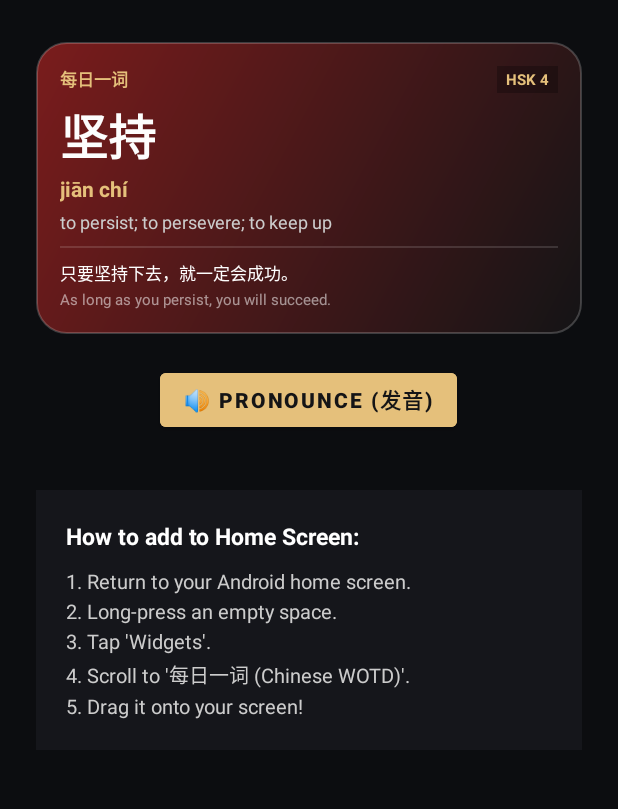
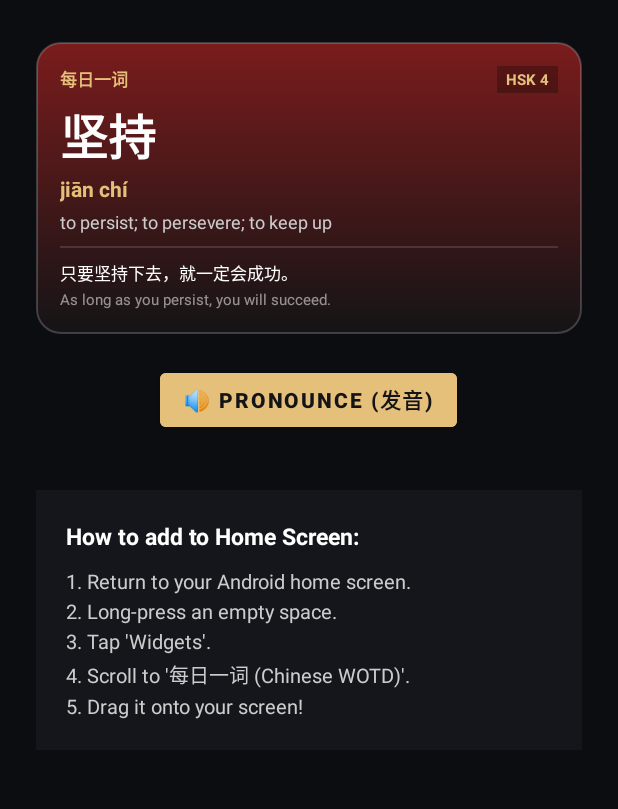
Before and after one commit to chanAle-lab/widgetN1Chinese, an Android app: the screen it shows after launch (MainActivity), on a phone screen of 412 x 824 dp, the part 181-990 px from its top. Run offline under Robolectric (Android 15) with nearby library versions, the phone set to English and light mode, and no system bars.

Commit message:
Fix Samsung/OneUI RemoteViews inflation: android/app/src/main/res/drawable/widget_background.xml

```diff
--- a/android/app/src/main/res/drawable/widget_background.xml
+++ b/android/app/src/main/res/drawable/widget_background.xml
@@ -2,11 +2,11 @@
 <shape xmlns:android="http://schemas.android.com/apk/res/android"
     android:shape="rectangle">
     <gradient
-        android:angle="315"
+        android:angle="270"
         android:startColor="#7A1C1C"
         android:endColor="#141416"
         android:type="linear" />
-    <corners android:radius="20dp" />
+    <corners android:radius="16dp" />
     <stroke
         android:width="1dp"
         android:color="#33FFFFFF" />
```
